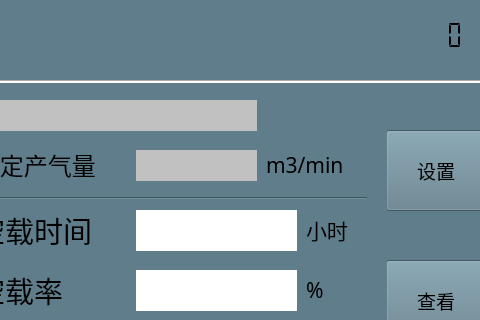
The window that mainwindow.ui (alphonso64/EnergyBox) describes before a commit, drawn with Qt 5; both pictures show x 544 to 1024 and y 0 to 320 of the 1024 by 601 pixel window.
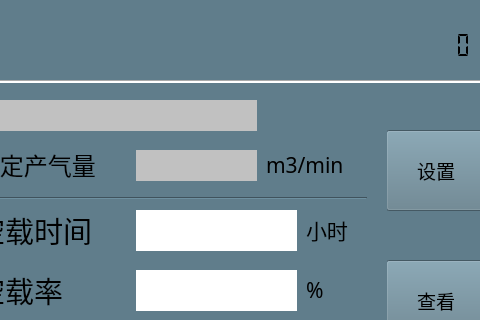
The same window after the commit. Icons and pictures are not drawn.

```diff
--- a/mainwindow.ui
+++ b/mainwindow.ui
@@ -3926,17 +3926,20 @@
    <widget class="QLCDNumber" name="lcdNumber_clock">
     <property name="geometry">
      <rect>
-      <x>850</x>
-      <y>20</y>
-      <width>201</width>
+      <x>760</x>
+      <y>30</y>
+      <width>261</width>
       <height>31</height>
      </rect>
     </property>
     <property name="frameShape">
      <enum>QFrame::NoFrame</enum>
     </property>
+    <property name="numDigits">
+     <number>19</number>
+    </property>
     <property name="digitCount">
-     <number>8</number>
+     <number>19</number>
     </property>
     <property name="segmentStyle">
      <enum>QLCDNumber::Flat</enum>
@@ -3958,7 +3961,7 @@
    <widget class="QLabel" name="label_3">
     <property name="geometry">
      <rect>
-      <x>730</x>
+      <x>720</x>
       <y>10</y>
       <width>30</width>
       <height>60</height>
```
